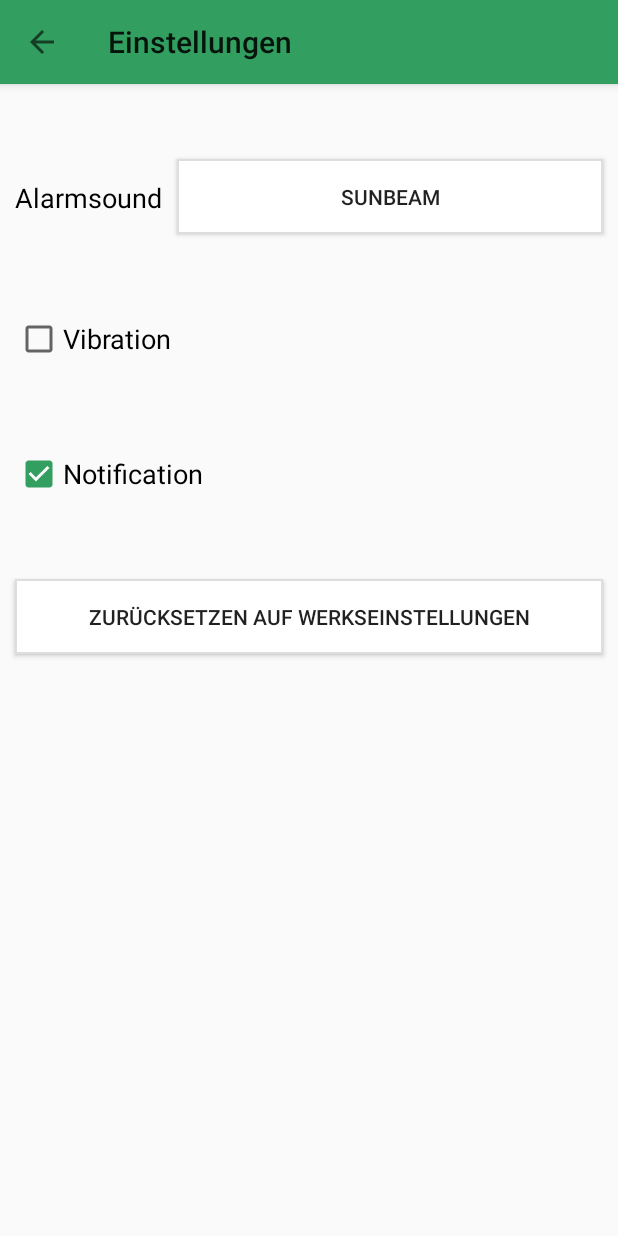
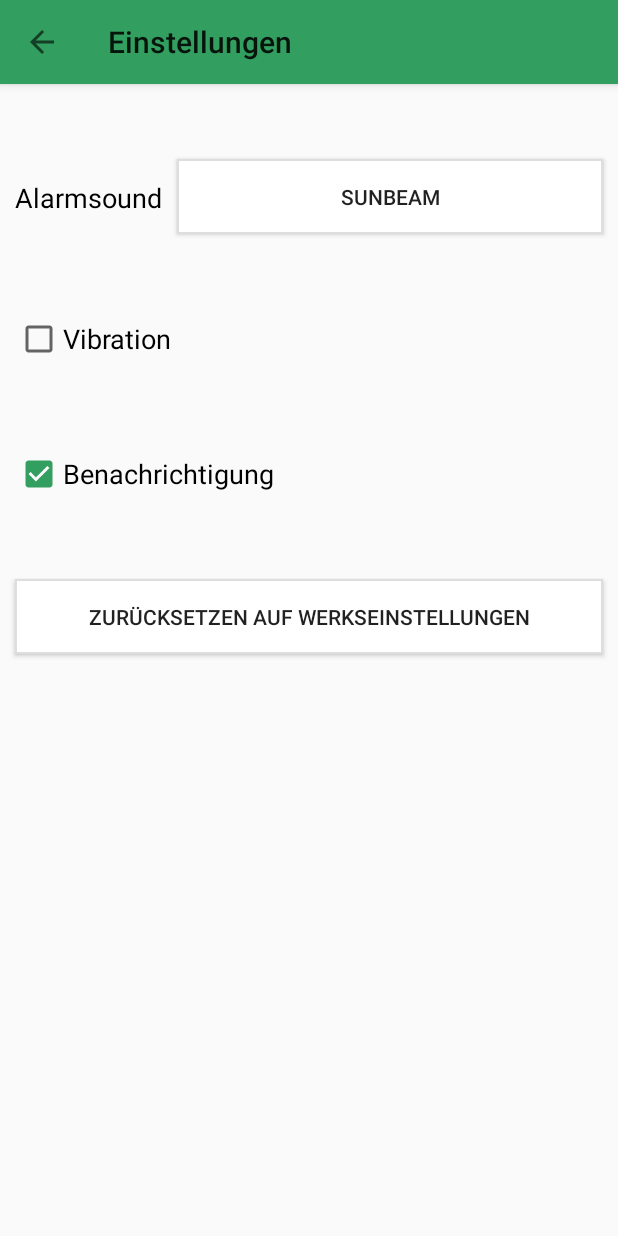
Before and after one commit to pase13voxi/Teespeicher, an Android app: the screen it shows after launch (Settings), in the options menu, after a tap on "Einstellungen", on a phone screen of 412 x 824 dp. Run offline under Robolectric (Android 15) with nearby library versions, the phone set to English and light mode, and no system bars.

Commit message:
neues Update
ShowTea: Textview begrenzt auf 2 Zeilen und mittig.
Notification: wird jetzt richtig angezeigt.
Setting: Notification in Benachrichtigung geändert

```diff
--- a/Teespeicher/app/src/main/java/paseb/teeapp/teespeicher/CountDownService.java
+++ b/Teespeicher/app/src/main/java/paseb/teeapp/teespeicher/CountDownService.java
@@ -33,7 +33,7 @@ public class CountDownService extends Service {
 
     @Override
     public int onStartCommand(Intent intent, int flags, int startId) {
-        final int elementAt = intent.getIntExtra("elementAt", -1);
+        final String elementAt = intent.getStringExtra("elementAt");
         long millis = intent.getLongExtra("millisec",0);
         countDownTimer = new CountDownTimer(millis, 250) {
             @Override
@@ -65,7 +65,7 @@ public class CountDownService extends Service {
                     Notification notification = new Notification.Builder(getApplicationContext())
                             .setTicker("Tea Time!")
                             .setContentTitle("Ihr Tee ist fertig.")
-                            .setContentText(MainActivity.teaItems.getTeaItems().get(elementAt).getName())
+                            .setContentText(elementAt)
                             .setSmallIcon(R.mipmap.ic_launcher)
                             .setContentIntent(pIntent)
                             .setAutoCancel(true)
--- a/Teespeicher/app/src/main/java/paseb/teeapp/teespeicher/MainActivity.java
+++ b/Teespeicher/app/src/main/java/paseb/teeapp/teespeicher/MainActivity.java
@@ -31,9 +31,6 @@ public class MainActivity extends AppCompatActivity {
         Toolbar toolbar = (Toolbar) findViewById(R.id.tool_bar);
         setSupportActionBar(toolbar);
 
-        //TestToast
-        Toast toast1 = Toast.makeText(getApplicationContext(), "Kurz vor dem Laden.", Toast.LENGTH_SHORT);
-        toast1.show();
         //Settings holen
         settings = new ActualSetting();
         if(!settings.loadSettings(getApplicationContext())){
--- a/Teespeicher/app/src/main/java/paseb/teeapp/teespeicher/ShowTea.java
+++ b/Teespeicher/app/src/main/java/paseb/teeapp/teespeicher/ShowTea.java
@@ -113,7 +113,7 @@ public class ShowTea extends AppCompatActivity {
                     long millisec = TimeUnit.MINUTES.toMillis(min) + TimeUnit.SECONDS.toMillis(sec);
                     //Counter erstellen
                     Intent counter = new Intent(getBaseContext(), CountDownService.class);
-                    counter.putExtra("elementAt", elementAt);
+                    counter.putExtra("elementAt", name);
                     counter.putExtra("millisec", millisec);
                     startService(counter);
                 }else if(buttonStartTimer.getText().equals("reset")){
--- a/Teespeicher/app/src/main/res/layout/activity_settings.xml
+++ b/Teespeicher/app/src/main/res/layout/activity_settings.xml
@@ -50,7 +50,7 @@
     <CheckBox
         android:layout_width="wrap_content"
         android:layout_height="40dip"
-        android:text="Notification"
+        android:text="Benachrichtigung"
         android:id="@+id/checkBoxNotification"
         android:textAppearance="?android:attr/textAppearanceMedium"
         android:layout_below="@+id/checkBoxVibration"
--- a/Teespeicher/app/src/main/res/layout/activity_show_tea.xml
+++ b/Teespeicher/app/src/main/res/layout/activity_show_tea.xml
@@ -15,10 +15,12 @@
         android:textAppearance="?android:attr/textAppearanceLarge"
         android:text="Large Text"
         android:textSize="35dip"
+        android:maxLines="2"
         android:id="@+id/textViewShowName"
         android:layout_below="@id/tool_bar"
         android:layout_marginTop="40dip"
-        android:layout_centerHorizontal="true" />
+        android:layout_centerHorizontal="true"
+        android:gravity="center_horizontal"/>
 
     <TextView
         android:layout_width="wrap_content"
```
